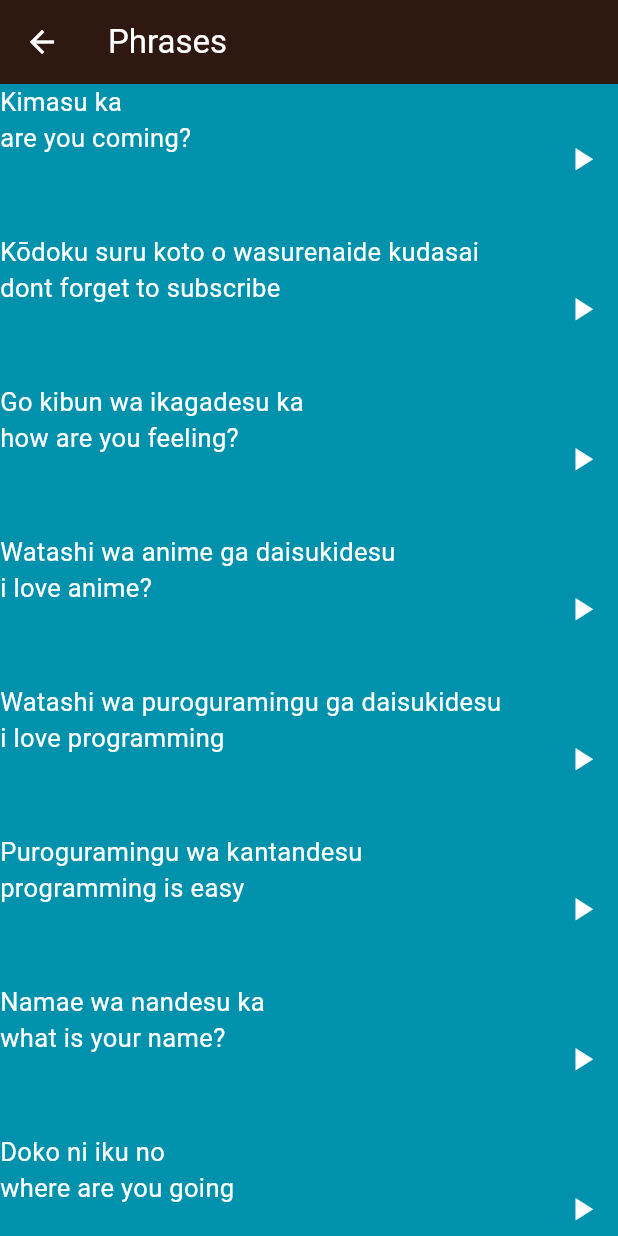
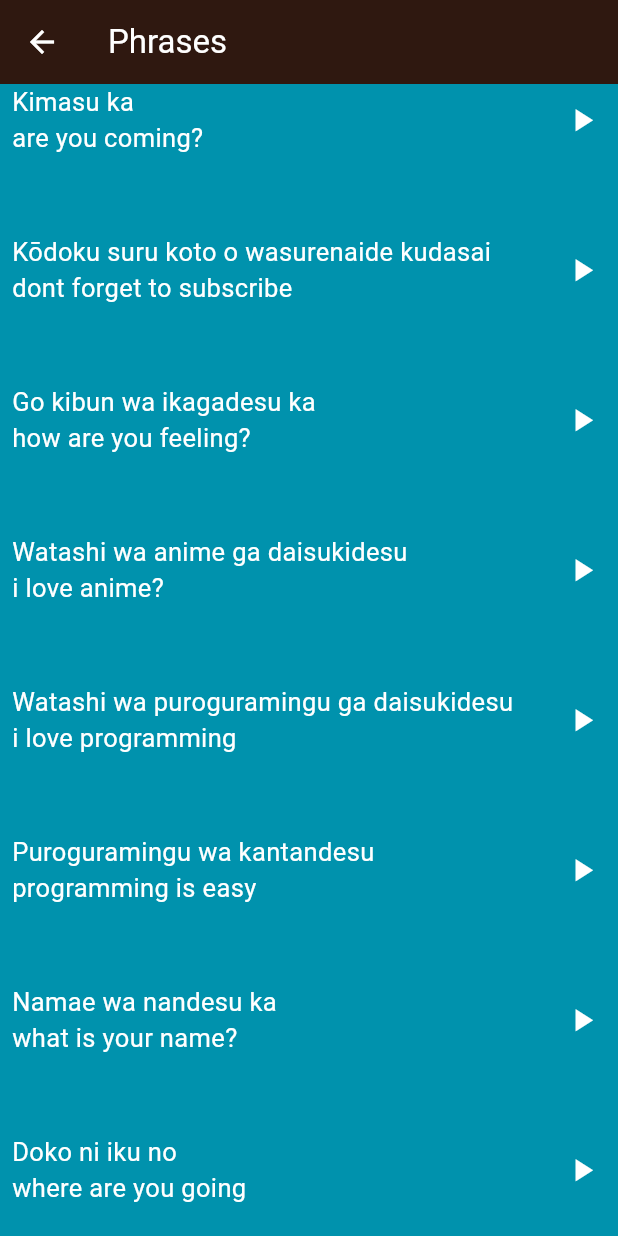
Before and after one commit to MohamedAshrafMadkour/toku_app, a Flutter app: the PhrasesPage screen opened directly, on a phone screen of 412 x 824 dp. Run offline on Flutter 3.47's test engine with Material 3 defaults, Android fonts, the light colour scheme and no system bars; our stand-ins replace audioplayers.

Commit message:
fix issues

```diff
--- a/lib/components/pharse_item.dart
+++ b/lib/components/pharse_item.dart
@@ -11,10 +11,11 @@ class PhrasesItem extends StatelessWidget {
     return SizedBox(
       height: 100,
       child: Row(
-        crossAxisAlignment: CrossAxisAlignment.center,
+        crossAxisAlignment: CrossAxisAlignment.start,
         children: [
-          ItemsInfo(itemVar: item),
-          const Spacer(flex: 1),
+          const SizedBox(width: 8),
+          Expanded(child: ItemsInfo(itemVar: item)),
+          const SizedBox(width: 8),
           IconButton(
             onPressed: () {
               item.playSound();
--- a/lib/screens/phrases.dart
+++ b/lib/screens/phrases.dart
@@ -17,13 +17,11 @@ class PhrasesPage extends StatelessWidget {
           style: TextStyle(color: Colors.white),
         ),
       ),
-      body: Expanded(
-        child: ListView.builder(
-          itemCount: kPhraseItem.length,
-          itemBuilder: (context, index) {
-            return PhrasesItem(item: kPhraseItem[index]);
-          },
-        ),
+      body: ListView.builder(
+        itemCount: kPhraseItem.length,
+        itemBuilder: (context, index) {
+          return PhrasesItem(item: kPhraseItem[index]);
+        },
       ),
     );
   }
--- a/pubspec.yaml
+++ b/pubspec.yaml
@@ -67,7 +67,7 @@ flutter:
     - assets/sounds/numbers/
     - assets/sounds/family_members/
     - assets/sounds/colors/
-
+    - assets/sounds/phrases/
 
   # An image asset can refer to one or more resolution-specific "variants", see
   # https://flutter.dev/to/resolution-aware-images
```
Also changed, not shown: lib/constant.dart (+63 -0 lines), lib/screens/familymember_page.dart (+3 -65 lines), 4 other files.
